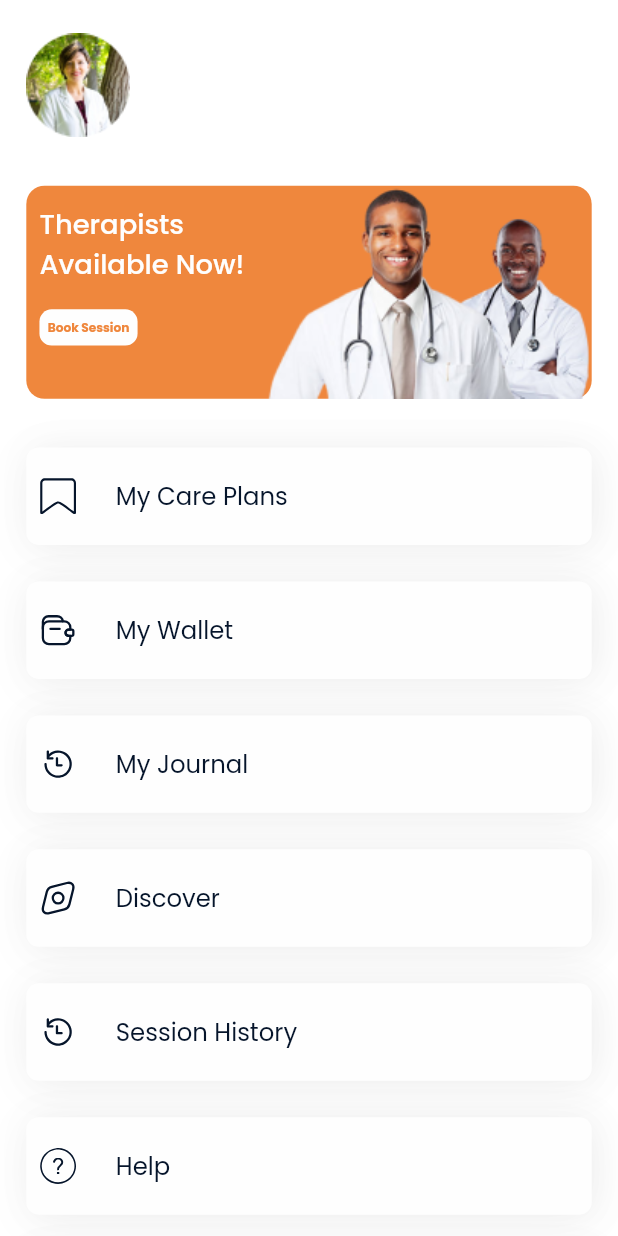
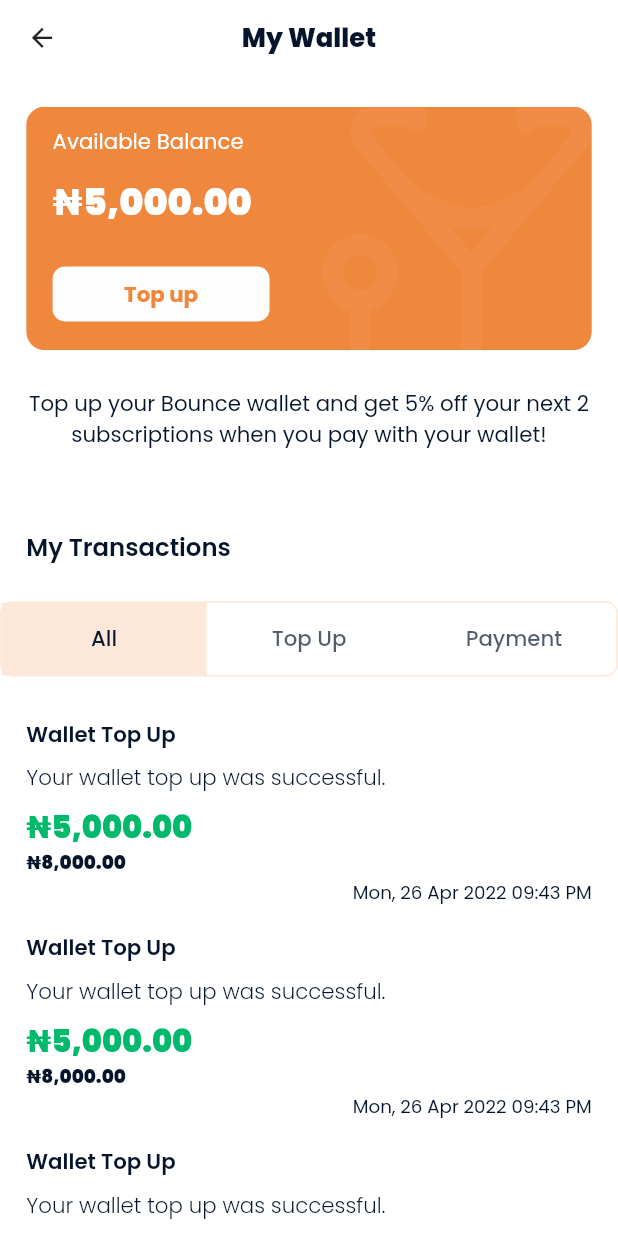
Before and after one commit to BounceRepository/BounceMobileV2, a Flutter app: the AccountScreen screen opened directly, after a tap on "My Wallet", on a phone screen of 412 x 824 dp. Run offline on Flutter 3.47's test engine with Material 2 defaults, Android fonts, the phone set to English and light mode, and no system bars; our stand-ins replace carousel_slider, dio, equatable, flutter_lorem, flutter_rating_bar, flutter_screenutil and 7 more; missing offline and left inert: all_validations_br, flutterwave_standard, image_picker_for_web; accounts and stored records are empty.

```diff
--- a/lib/src/modules/account/screens/account_screen.dart
+++ b/lib/src/modules/account/screens/account_screen.dart
@@ -2,6 +2,7 @@ import 'package:bounce_patient_app/src/modules/appointment/screens/session_histo
 import 'package:bounce_patient_app/src/modules/dashboard/screens/dashboard_view.dart';
 import 'package:bounce_patient_app/src/modules/playlist/screens/discover_screen.dart';
 import 'package:bounce_patient_app/src/modules/subscription/screens/care_plans_screen.dart';
+import 'package:bounce_patient_app/src/modules/wallet/screens/wallet_screen.dart';
 import 'package:bounce_patient_app/src/shared/assets/icons.dart';
 import 'package:bounce_patient_app/src/shared/assets/images.dart';
 import 'package:bounce_patient_app/src/shared/extensions/string.dart';
@@ -150,7 +151,9 @@ class _MenuListSection extends StatelessWidget {
           context: context,
           icon: AccountIcons.wallet,
           title: 'My Wallet',
-          onTap: () {},
+          onTap: () {
+            AppNavigator.to(context, const WalletScreen());
+          },
         ),
         title(
           context: context,
--- /dev/null
+++ b/lib/src/modules/wallet/screens/wallet_screen.dart
@@ -0,0 +1,204 @@
+import 'package:bounce_patient_app/src/modules/wallet/screens/top_up_bottomsheet.dart';
+import 'package:bounce_patient_app/src/modules/wallet/widgets/transaction_list_item.dart';
+import 'package:bounce_patient_app/src/shared/assets/icons.dart';
+import 'package:bounce_patient_app/src/shared/styles/colors.dart';
+import 'package:bounce_patient_app/src/shared/styles/spacing.dart';
+import 'package:bounce_patient_app/src/shared/styles/text.dart';
+import 'package:bounce_patient_app/src/shared/widgets/appbars/custom_appbar.dart';
+import 'package:bounce_patient_app/src/shared/widgets/appbars/sliver_appbar_delegate.dart';
+import 'package:bounce_patient_app/src/shared/widgets/buttons/app_button.dart';
+import 'package:bounce_patient_app/src/shared/widgets/others/amount_text.dart';
+import 'package:flutter/material.dart';
+import 'package:flutter_screenutil/flutter_screenutil.dart';
+import 'package:flutter_svg/flutter_svg.dart';
+
+class WalletScreen extends StatelessWidget {
+  const WalletScreen({super.key});
+
+  @override
+  Widget build(BuildContext context) {
+    final tabs = ['All', 'Top Up', 'Payment'];
+
+    return DefaultTabController(
+      length: tabs.length,
+      child: Scaffold(
+        appBar: const CustomAppBar(label: 'My Wallet'),
+        body: NestedScrollView(
+          physics: const BouncingScrollPhysics(),
+          headerSliverBuilder: (BuildContext context, bool innerBoxIsScrolled) {
+            return <Widget>[
+              const _BalanceSection(),
+              _TabsSection(tabs),
+            ];
+          },
+          body: ListView.builder(
+            physics: const BouncingScrollPhysics(),
+            padding:
+                EdgeInsets.symmetric(vertical: 24.h, horizontal: AppPadding.horizontal),
+            itemCount: 30,
+            itemBuilder: (context, index) {
+              return const TransactionListItem();
+            },
+          ),
+        ),
+      ),
+    );
+  }
+}
+
+class _BalanceSection extends StatelessWidget {
+  const _BalanceSection();
+
+  @override
+  Widget build(BuildContext context) {
+    return SliverPadding(
+      padding: EdgeInsets.only(
+        top: 20.h,
+        left: AppPadding.horizontal,
+        right: AppPadding.horizontal,
+        bottom: 52.h,
+      ),
+      sliver: SliverToBoxAdapter(
+        child: Column(
+          crossAxisAlignment: CrossAxisAlignment.start,
+          children: [
+            card(context: context, amount: 5000),
+            SizedBox(height: 24.h),
+            Text(
+              'Top up your Bounce wallet and get 5% off your next 2 subscriptions when you pay with your wallet!',
+              textAlign: TextAlign.center,
+              style: AppText.bold400(context).copyWith(
+                fontSize: 14.sp,
+              ),
+            ),
+          ],
+        ),
+      ),
+    );
+  }
+
+  Widget card({
+    required BuildContext context,
+    required num amount,
+  }) {
+    return Stack(
+      children: [
+        Container(
+          width: 344.w,
+          height: 160.h,
+          decoration: BoxDecoration(
+            color: AppColors.primary,
+            borderRadius: BorderRadius.circular(12.r),
+          ),
+        ),
+        Positioned(
+          right: 0,
+          child: SvgPicture.asset(
+            AppIcons.stetoscope,
+            height: 193.82.h,
+            width: 164.w,
+            fit: BoxFit.cover,
+            color: Colors.white,
+          ),
+        ),
+        Positioned(
+          top: 12.h,
+          left: 16.w,
+          child: Column(
+            crossAxisAlignment: CrossAxisAlignment.start,
+            children: [
+              Text(
+                'Available Balance',
+                style: AppText.bold400(context).copyWith(
+                  fontSize: 14.sp,
+                  color: Colors.white,
+                ),
+              ),
+              SizedBox(height: 12.h),
+              AmountText(
+                amount: 5000,
+                amountFontSize: 24.sp,
+                color: Colors.white,
+              ),
+              SizedBox(height: 24.h),
+              SizedBox(
+                width: 132.w,
+                height: 36.h,
+                child: AppButton(
+                  label: 'Top Up',
+                  labelColor: AppColors.primary,
+                  backgroundColor: AppColors.lightVersion,
+                  borderRadius: BorderRadius.circular(8.r),
+                  padding: EdgeInsets.symmetric(vertical: 6.h),
+                  onTap: () {
+                    showTopUpBottomsheet(context: context);
+                  },
+                ),
+              ),
+            ],
+          ),
+        ),
+      ],
+    );
+  }
+}
+
+class _TabsSection extends StatelessWidget {
+  const _TabsSection(this.tabs);
+
+  final List<String> tabs;
+
+  @override
+  Widget build(BuildContext context) {
+    final height = 100.h;
+
+    return SliverPersistentHeader(
+      pinned: true,
+      delegate: SliverAppBarDelegate(
+        maxHeight: height,
+        minHeight: height,
+        child: Container(
+          color: Colors.white,
+          child: Column(
+            crossAxisAlignment: CrossAxisAlignment.start,
+            children: [
+              Padding(
+                padding: AppPadding.symetricHorizontalOnly,
+                child: Text(
+                  'My Transactions',
+                  style: AppText.bold600(context).copyWith(
+                    fontSize: 16.sp,
+                  ),
+                ),
+              ),
+              SizedBox(height: 24.h),
+              Container(
+                decoration: BoxDecoration(
+                  border: Border.all(color: AppColors.secondary, width: 1.h),
+                  borderRadius: BorderRadius.circular(8.r),
+                ),
+                child: TabBar(
+                  tabs: List.generate(
+                    tabs.length,
+                    (index) {
+                      final tab = tabs[index];
+                      return Tab(text: tab);
+                    },
+                  ),
+                  labelStyle: AppText.bold500(context).copyWith(
+                    fontSize: 14.sp,
+                  ),
+                  indicatorColor: AppColors.primary,
+                  indicatorWeight: 2.h,
+                  indicator: const BoxDecoration(
+                    color: AppColors.secondary,
+                  ),
+                ),
+              )
+            ],
+          ),
+        ),
+      ),
+    );
+  }
+}
--- /dev/null
+++ b/lib/src/modules/wallet/widgets/transaction_list_item.dart
@@ -0,0 +1,54 @@
+import 'package:bounce_patient_app/src/shared/styles/colors.dart';
+import 'package:bounce_patient_app/src/shared/styles/text.dart';
+import 'package:bounce_patient_app/src/shared/widgets/others/amount_text.dart';
+import 'package:flutter/cupertino.dart';
+import 'package:flutter_screenutil/flutter_screenutil.dart';
+
+class TransactionListItem extends StatelessWidget {
+  const TransactionListItem({super.key});
+
+  @override
+  Widget build(BuildContext context) {
+    return Padding(
+      padding: EdgeInsets.only(bottom: 16.h),
+      child: Column(
+        crossAxisAlignment: CrossAxisAlignment.start,
+        children: [
+          Text(
+            'Wallet Top Up',
+            style: AppText.bold600(context).copyWith(
+              fontSize: 14.sp,
+            ),
+          ),
+          SizedBox(height: 8.h),
+          Text(
+            'Your wallet top up was successful.',
+            style: AppText.bold300(context).copyWith(
+              fontSize: 14.sp,
+            ),
+          ),
+          SizedBox(height: 8.h),
+          AmountText(
+            amount: 5000.00,
+            color: AppColors.success,
+            amountFontSize: 20.sp,
+          ),
+          AmountText(
+            amount: 8000.00,
+            amountFontSize: 12.sp,
+          ),
+          SizedBox(height: 2.h),
+          Align(
+            alignment: Alignment.centerRight,
+            child: Text(
+              'Mon, 26 Apr 2022 09:43 PM',
+              style: AppText.bold400(context).copyWith(
+                fontSize: 12.sp,
+              ),
+            ),
+          ),
+        ],
+      ),
+    );
+  }
+}
--- /dev/null
+++ b/lib/src/shared/models/payment.dart
@@ -0,0 +1,4 @@
+enum PaymentType {
+  card,
+  wallet,
+}
--- a/lib/src/shared/styles/colors.dart
+++ b/lib/src/shared/styles/colors.dart
@@ -10,6 +10,7 @@ class AppColors {
   static const textBrown = Color(0xff573926);
   static const textGrey = Color(0xff707070);
   static const background = Color(0xffFBFBFB);
+  static const success = Color(0xff00B96B);
   static const error = Color(0xffEF1313);
   static const border = Color(0xffD9D8D8);
   static const grey = Color(0xffF9F6F4);
```
Also changed, not shown: lib/src/modules/appointment/screens/booking_payment_view.dart (+20 -72 lines), lib/src/modules/wallet/screens/select_payment_option_bottomsheet.dart (added, +20 -0 lines), lib/src/modules/wallet/screens/top_up_bottomsheet.dart (added, +73 -0 lines), lib/src/shared/widgets/others/select_payment_type_view.dart (+88 -5 lines).
